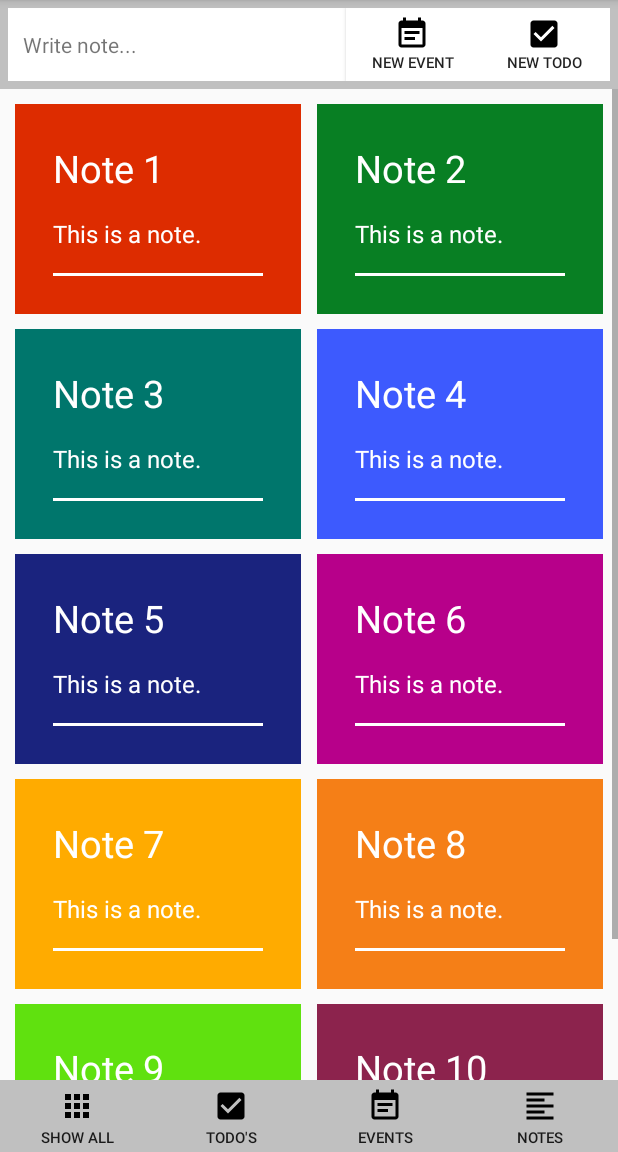
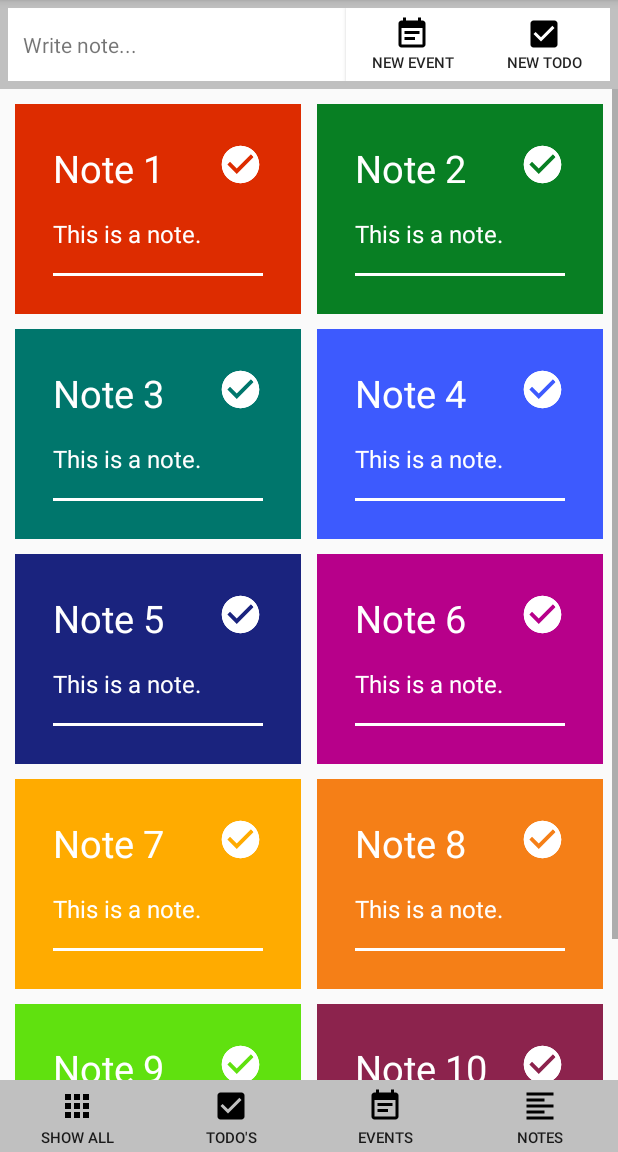
Before and after one commit to MenzelRobin/TEN-Manager, an Android app: the OverviewNoteInit screen opened directly, with no data from a screen before it, on a phone screen of 412 x 824 dp, the part 84-1236 px from its top. Run offline under Robolectric (Android 15) with nearby library versions, the phone set to English and light mode, and no system bars; libraries missing offline, so code that uses them is left out: com.couchbase.lite.

Commit message:
Added Checkbox to Fragment Layouts, added new Header Fragment Layouts

```diff
--- /dev/null
+++ b/app/src/main/res/drawable/ic_check_circle_white_30dp.xml
@@ -0,0 +1,5 @@
+<vector android:height="30dp" android:tint="#FFFFFF"
+    android:viewportHeight="24.0" android:viewportWidth="24.0"
+    android:width="30dp" xmlns:android="http://schemas.android.com/apk/res/android">
+    <path android:fillColor="#FF000000" android:pathData="M12,2C6.48,2 2,6.48 2,12s4.48,10 10,10 10,-4.48 10,-10S17.52,2 12,2zM10,17l-5,-5 1.41,-1.41L10,14.17l7.59,-7.59L19,8l-9,9z"/>
+</vector>
--- /dev/null
+++ b/app/src/main/res/drawable/ic_circle_white_30dp.xml
@@ -0,0 +1,5 @@
+<vector android:height="30dp" android:tint="#FFFFFF"
+    android:viewportHeight="24.0" android:viewportWidth="24.0"
+    android:width="30dp" xmlns:android="http://schemas.android.com/apk/res/android">
+    <path android:fillColor="#FF0000" android:pathData="M12,2C6.47,2 2,6.47 2,12s4.47,10 10,10 10,-4.47 10,-10S17.53,2 12,2zM12,20c-4.41,0 -8,-3.59 -8,-8s3.59,-8 8,-8 8,3.59 8,8 -3.59,8 -8,8z"/>
+</vector>
--- a/app/src/main/res/layout/activity_overview.xml
+++ b/app/src/main/res/layout/activity_overview.xml
@@ -11,7 +11,7 @@
     <RelativeLayout
         android:layout_width="match_parent"
         android:layout_height="wrap_content"
-        android:id="@+id/header"
+        android:id="@+id/id_overview_relativeLayout_header"
         android:padding="5dp"
         android:background="@color/colorGrey">
 
@@ -59,8 +59,8 @@
         android:id="@+id/id_overview_scrollView_center"
         android:layout_width="match_parent"
         android:layout_height="wrap_content"
-        android:layout_below="@id/header"
-        android:layout_above="@id/footer"
+        android:layout_below="@id/id_overview_relativeLayout_header"
+        android:layout_above="@id/id_overview_linearLayout_footer"
         android:layout_marginTop="0dp"
         android:layout_marginBottom="0dp">
 
@@ -109,17 +109,17 @@
 
     </ScrollView>
 
+    <!-- Footer -->
 
     <LinearLayout
-
         android:layout_alignParentBottom="true"
         android:layout_width="match_parent"
         android:layout_height="wrap_content"
-        android:id="@+id/footer">
+        android:id="@+id/id_overview_linearLayout_footer">
 
 
         <Button
-            android:id="@+id/button3"
+            android:id="@+id/id_overview_button_all"
             android:layout_width="wrap_content"
             android:layout_height="wrap_content"
             android:layout_weight="1"
@@ -131,11 +131,11 @@
             android:textSize="10dp"/>
 
         <Button
-            android:id="@+id/button4"
+            android:id="@+id/id_overview_button_todo"
             android:layout_width="wrap_content"
             android:layout_height="wrap_content"
             android:layout_weight="1"
-            android:layout_toRightOf="@id/button3"
+            android:layout_toRightOf="@id/id_overview_button_all"
             android:paddingTop="5dp"
             android:background="@color/colorGrey"
             android:drawableTop="@drawable/ic_check_box_black_24dp"
@@ -143,11 +143,11 @@
             android:textSize="10dp"/>
 
         <Button
-            android:id="@+id/button5"
+            android:id="@+id/id_overview_button_event"
             android:layout_width="wrap_content"
             android:layout_height="wrap_content"
             android:layout_weight="1"
-            android:layout_toRightOf="@id/button4"
+            android:layout_toRightOf="@id/id_overview_button_todo"
             android:paddingTop="5dp"
             android:background="@color/colorGrey"
             android:drawableTop="@drawable/ic_event_note_black_24dp"
@@ -155,11 +155,11 @@
             android:textSize="10dp"/>
 
         <Button
-            android:id="@+id/button6"
+            android:id="@+id/id_overview_button_note"
             android:layout_width="wrap_content"
             android:layout_height="wrap_content"
             android:layout_weight="1"
-            android:layout_toRightOf="@id/button5"
+            android:layout_toRightOf="@id/id_overview_button_event"
             android:paddingTop="5dp"
             android:background="@color/colorGrey"
             android:drawableTop="@drawable/ic_format_align_left_black_24dp"
--- a/app/src/main/res/layout/fragment_overview_note.xml
+++ b/app/src/main/res/layout/fragment_overview_note.xml
@@ -9,6 +9,25 @@
     android:padding="25dp"
     android:background="@color/bgColor2"
     tools:context=".overview.noteFragment.OverviewNoteInit">
+
+
+    <ImageView
+        android:id="@+id/id_overview_note_imageView_unchecked"
+        android:layout_width="wrap_content"
+        android:layout_height="wrap_content"
+        android:layout_alignParentRight="true"
+        android:marginRight="-5"
+        android:marginTop="-5"
+        android:src="@drawable/ic_circle_white_30dp" />
+
+    <ImageView
+        android:id="@+id/id_overview_note_imageView_checked"
+        android:layout_width="wrap_content"
+        android:layout_height="wrap_content"
+        android:layout_alignParentRight="true"
+        android:marginRight="-5"
+        android:marginTop="-5"
+        android:src="@drawable/ic_check_circle_white_30dp" />
 
     <TextView
         android:id="@+id/id_overview_note_textView_title"
```
Also changed, not shown: app/src/main/res/drawable/ic_arrow_back_black_24dp.xml (added, +9 -0 lines), app/src/main/res/drawable/ic_delete_forever_black_24dp.xml (added, +9 -0 lines), app/src/main/res/layout/fragment_overview_event.xml (+18 -0 lines), app/src/main/res/layout/fragment_overview_header_create.xml (added, +54 -0 lines), app/src/main/res/layout/fragment_overview_header_delete.xml (added, +53 -0 lines), app/src/main/res/layout/fragment_overview_image.xml (+18 -0 lines), app/src/main/res/layout/fragment_overview_todo.xml (+18 -0 lines).
